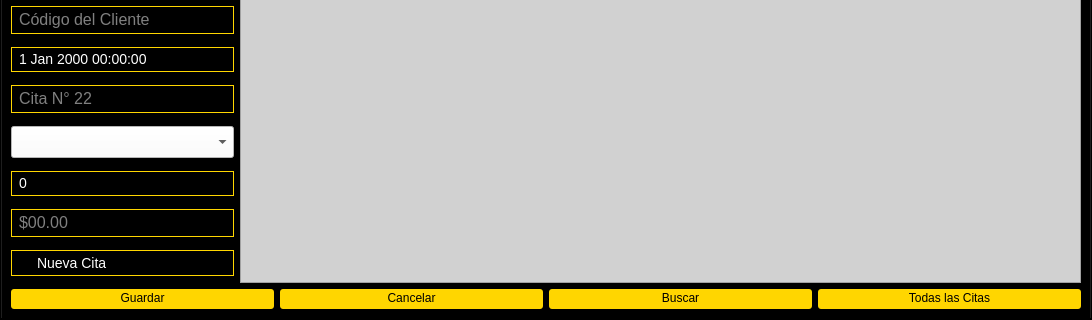
This is GymFitness/View/gymoperations.ui in J-Pinos3/Desktop_GymManagement as Qt 5 draws it before an edit; both pictures show x 0 to 1092 and y 325 to 645 of the 1092 by 645 pixel window. The edited form follows.
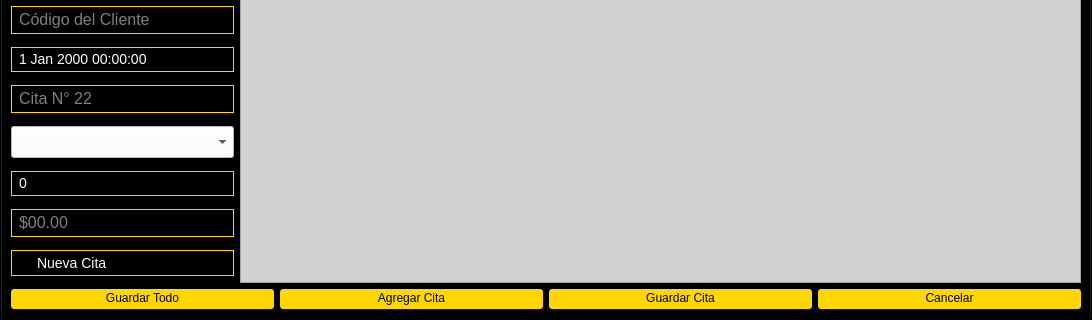
This is the edited form. The open tabs and pages were chosen to show the change.

What changed in the file:
```diff
--- a/GymFitness/View/gymoperations.ui
+++ b/GymFitness/View/gymoperations.ui
@@ -747,7 +747,21 @@
            <item>
             <widget class="QPushButton" name="btnAppointSave">
              <property name="text">
-              <string>Guardar</string>
+              <string>Guardar Todo</string>
+             </property>
+            </widget>
+           </item>
+           <item>
+            <widget class="QPushButton" name="btnAppointAdd">
+             <property name="text">
+              <string>Agregar Cita</string>
+             </property>
+            </widget>
+           </item>
+           <item>
+            <widget class="QPushButton" name="btnAppointSave_2">
+             <property name="text">
+              <string>Guardar Cita</string>
              </property>
             </widget>
            </item>
@@ -758,20 +772,6 @@
              </property>
             </widget>
            </item>
-           <item>
-            <widget class="QPushButton" name="btnAppointSearch">
-             <property name="text">
-              <string>Buscar</string>
-             </property>
-            </widget>
-           </item>
-           <item>
-            <widget class="QPushButton" name="btnAppointAll">
-             <property name="text">
-              <string>Todas las Citas</string>
-             </property>
-            </widget>
-           </item>
           </layout>
          </item>
         </layout>
```
Left out of the diff: 12 changed lines with no effect on the pictures.
